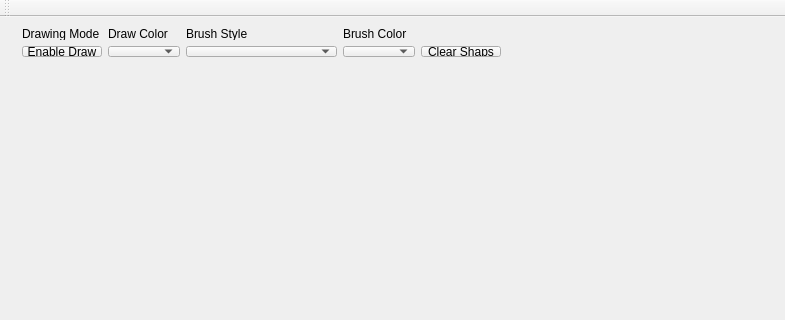
Qt form MainWindow.ui (aamirglb/ShapeDrawing) before a commit; both pictures show x 0 to 785 and y 0 to 320 of the 785 by 693 pixel window.
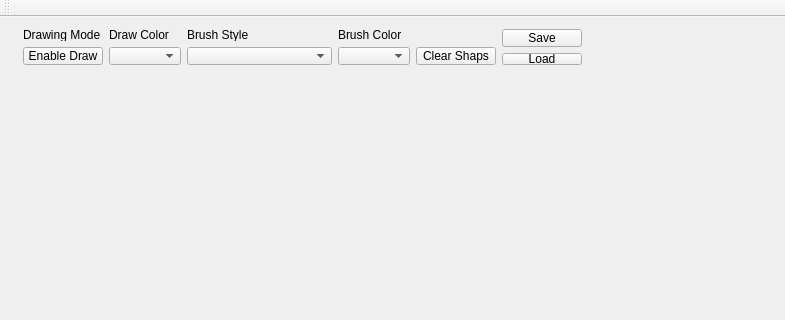
The same form after that commit.

Commit message: Added capability to save and load shapes in an xml file

What changed in the file:
```diff
--- a/MainWindow.ui
+++ b/MainWindow.ui
@@ -14,16 +14,16 @@
    <string>MainWindow</string>
   </property>
   <widget class="QWidget" name="centralWidget">
-   <widget class="QWidget" name="layoutWidget">
+   <widget class="QWidget" name="">
     <property name="geometry">
      <rect>
-      <x>11</x>
-      <y>0</y>
-      <width>501</width>
-      <height>51</height>
+      <x>12</x>
+      <y>1</y>
+      <width>581</width>
+      <height>57</height>
      </rect>
     </property>
-    <layout class="QGridLayout" name="gridLayout" columnstretch="0,0,2,0,0">
+    <layout class="QGridLayout" name="gridLayout" columnstretch="0,0,2,0,0,0">
      <item row="0" column="0">
       <widget class="QLabel" name="label">
        <property name="text">
@@ -65,29 +65,43 @@
        </property>
       </spacer>
      </item>
-     <item row="1" column="0">
+     <item row="0" column="5" rowspan="2">
+      <widget class="QPushButton" name="saveBtn">
+       <property name="text">
+        <string>Save</string>
+       </property>
+      </widget>
+     </item>
+     <item row="1" column="0" rowspan="2">
       <widget class="QPushButton" name="drawModeBtn">
        <property name="text">
         <string>Enable Draw</string>
        </property>
       </widget>
      </item>
-     <item row="1" column="1">
+     <item row="1" column="1" rowspan="2">
       <widget class="QComboBox" name="colorCombo"/>
      </item>
-     <item row="1" column="2">
+     <item row="1" column="2" rowspan="2">
       <widget class="QComboBox" name="brushCombo"/>
      </item>
-     <item row="1" column="3">
+     <item row="1" column="3" rowspan="2">
       <widget class="QComboBox" name="brushColorCombo"/>
      </item>
-     <item row="1" column="4">
+     <item row="1" column="4" rowspan="2">
       <widget class="QPushButton" name="clearShapes">
        <property name="text">
         <string>Clear Shaps</string>
        </property>
       </widget>
      </item>
+     <item row="2" column="5">
+      <widget class="QPushButton" name="loadBtn">
+       <property name="text">
+        <string>Load</string>
+       </property>
+      </widget>
+     </item>
     </layout>
    </widget>
   </widget>
```
The commit also changes 3 other files.
